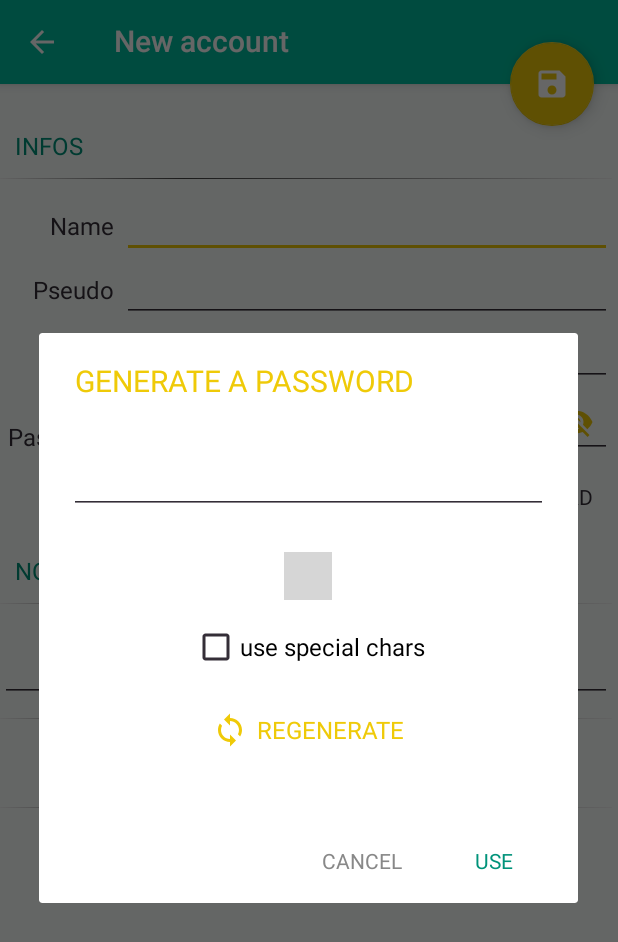
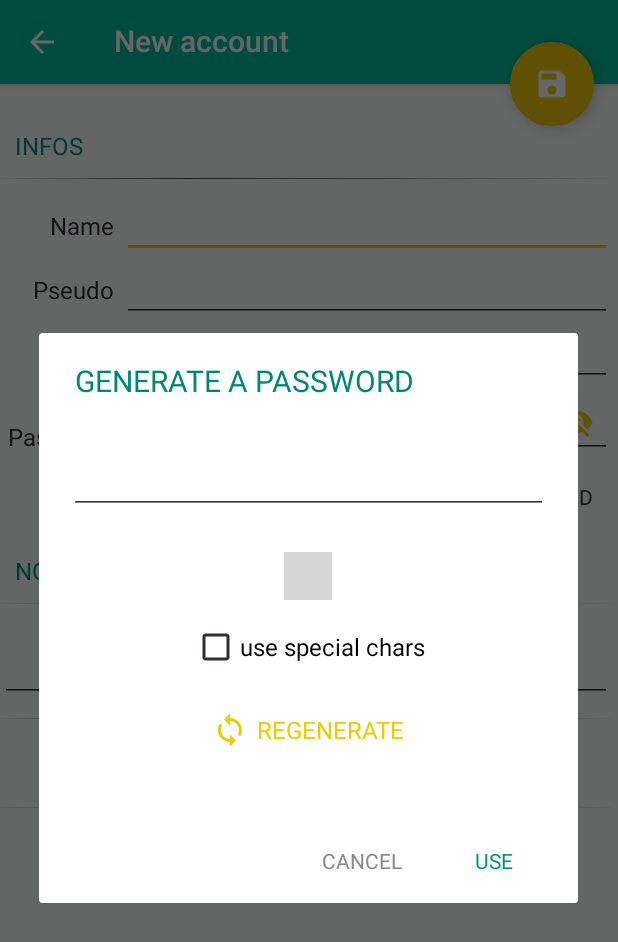
Before and after one commit to derlin-easypass/easypass-android-mse, an Android app: the AccountEditFragment screen opened directly, with no data from a screen before it, after a tap on "GENERATE PASSWORD", on a phone screen of 412 x 824 dp. Shown: the top 942 px of the screen. Run offline under Robolectric (Android 15) with nearby library versions, the light colour scheme and no system bars; libraries missing offline, so code that uses them is left out: com.shawnlin.numberpicker, nl.komponents.kovenant; plain views replace NumberPicker; 2 statements that could not run were skipped; 1 other tap on this screen came first; grey boxes are pictures that could not be loaded.

Commit message:
remove hardcoded colors outside of theme

```diff
--- a/app/src/main/res/layout/dialog_generate_password.xml
+++ b/app/src/main/res/layout/dialog_generate_password.xml
@@ -29,7 +29,7 @@
         android:layout_height="wrap_content"
         android:layout_marginTop="25dp"
         android:layout_gravity="center_horizontal"
-        app:np_dividerColor="@color/colorYellowy"
+        app:np_dividerColor="?android:attr/colorAccent"
         app:np_max="30"
         app:np_min="3"
         app:np_height="50dip"
--- a/app/src/main/res/layout/fragment_enter_password.xml
+++ b/app/src/main/res/layout/fragment_enter_password.xml
@@ -29,7 +29,7 @@
         android:layout_below="@id/newSessionText"
         app:passwordToggleContentDescription="Password"
         app:passwordToggleEnabled="true"
-        app:passwordToggleTint="@color/colorYellowy">
+        app:passwordToggleTint="?android:attr/colorAccent">
 
         <android.support.design.widget.TextInputEditText
             android:id="@+id/passwordField"
--- a/app/src/main/res/menu/menu_list_accounts.xml
+++ b/app/src/main/res/menu/menu_list_accounts.xml
@@ -7,13 +7,11 @@
         android:icon="@android:drawable/ic_menu_search"
         app:showAsAction="always"
         app:actionViewClass="android.support.v7.widget.SearchView"
-        android:iconTint="@color/colorYellowyLight"
         android:title="Search"/>
 
     <item
         android:icon="@drawable/ic_sort"
         app:showAsAction="always"
-        android:iconTint="@color/colorYellowyLight"
         android:title="sort">
         <menu>
             <group
@@ -51,7 +49,6 @@
     <item
         android:id="@+id/action_settings"
         android:icon="@drawable/ic_settings"
-        android:iconTint="@color/colorYellowyLight"
         app:showAsAction="never"
         android:title="Settings"/>
 </menu>
--- a/app/src/main/res/values/colors.xml
+++ b/app/src/main/res/values/colors.xml
@@ -6,7 +6,10 @@
     <color name="colorYellowyLight">#EFCA08</color>
     <color name="colorYellowy">#EFCA08</color>
     <color name="colorYellowyDark">#F08700</color>
-    <color name="colorRipple">#fff9c4</color>
+    <color name="colorYellowyUltraLight">#fff9c4</color>
+
+    <color name="colorReddy">#EA4865</color>
+    <color name="colorReddyUltraLight">#F898A9</color>
 
     <color name="whity">#FAFFFD</color>
     <color name="blacky">#342E37</color>
--- a/app/src/main/res/values/strings.xml
+++ b/app/src/main/res/values/strings.xml
@@ -30,7 +30,7 @@
     Ensure your master pass is <b>strong enough</b>, but not too hard to remember :).]]></string>
     <string name="start_quote">“Passwords are like underwear: you don’t let people see it, you should change it very often, and you shouldn’t share it with strangers.”</string>
     <string name="start_quote_author">– Chris Pirillo</string>
-    <string name="fmt_copy_xx"><![CDATA[Copy %s <small><font color=\'#FBC02D\'>%s</font></small>]]></string>
+    <string name="fmt_copy_xx"><![CDATA[Copy %s <small><font color=\'#888888\'>%s</font></small>]]></string>
     <string name="title_activity_settings">Settings</string>
     <string name="account_list_counter_text">%1$d accounts</string>
 </resources>
--- a/app/src/main/res/values/styles.xml
+++ b/app/src/main/res/values/styles.xml
@@ -10,7 +10,7 @@
         <!-- editText border color on edit -->
         <!--<item name="colorControlActivated">@color/colorSecondaryLight</item>-->
         <!--ripple color-->
-        <item name="colorControlHighlight">@color/colorRipple</item>
+        <item name="colorControlHighlight">@color/colorYellowyUltraLight</item>
 
          <!--main text color -->
         <item name="android:textColorPrimary">@color/blacky</item>
@@ -67,7 +67,7 @@
     </style>
 
     <style name="AppTheme.AlertDialog.Title">
-        <item name="android:textColor">@color/colorYellowy</item>
+        <item name="android:textColor">?android:attr/colorAccent</item>
         <item name="android:textAppearance">@style/TextAppearance.AppCompat.Title</item>
         <item name="android:textAllCaps">true</item>
     </style>
@@ -127,7 +127,7 @@
         <item name="android:layout_width">match_parent</item>
         <item name="android:layout_height">wrap_content</item>
         <item name="android:drawablePadding">15dip</item>
-        <item name="android:drawableTint">@color/colorYellowyLight</item>
+        <item name="android:drawableTint">?android:attr/colorAccent</item>
         <item name="android:textAppearance">?android:attr/textAppearance</item>
     </style>
 
```
